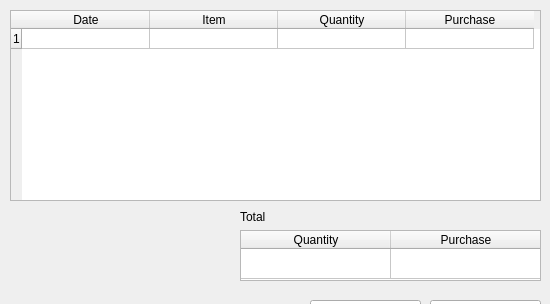
MelvinJ95/PCS, file PCS/report_view.ui: the form before one commit.
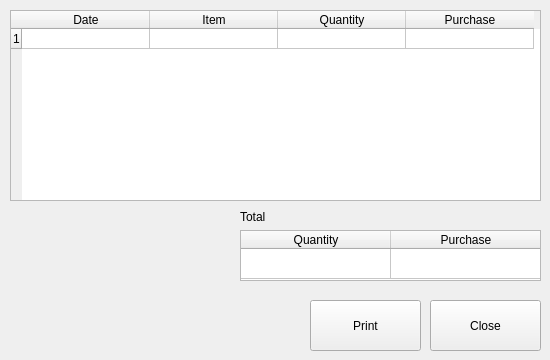
The form after the commit.

The edit to the form file:
```diff
--- a/PCS/report_view.ui
+++ b/PCS/report_view.ui
@@ -7,7 +7,7 @@
     <x>0</x>
     <y>0</y>
     <width>550</width>
-    <height>304</height>
+    <height>360</height>
    </rect>
   </property>
   <property name="windowTitle">
```
